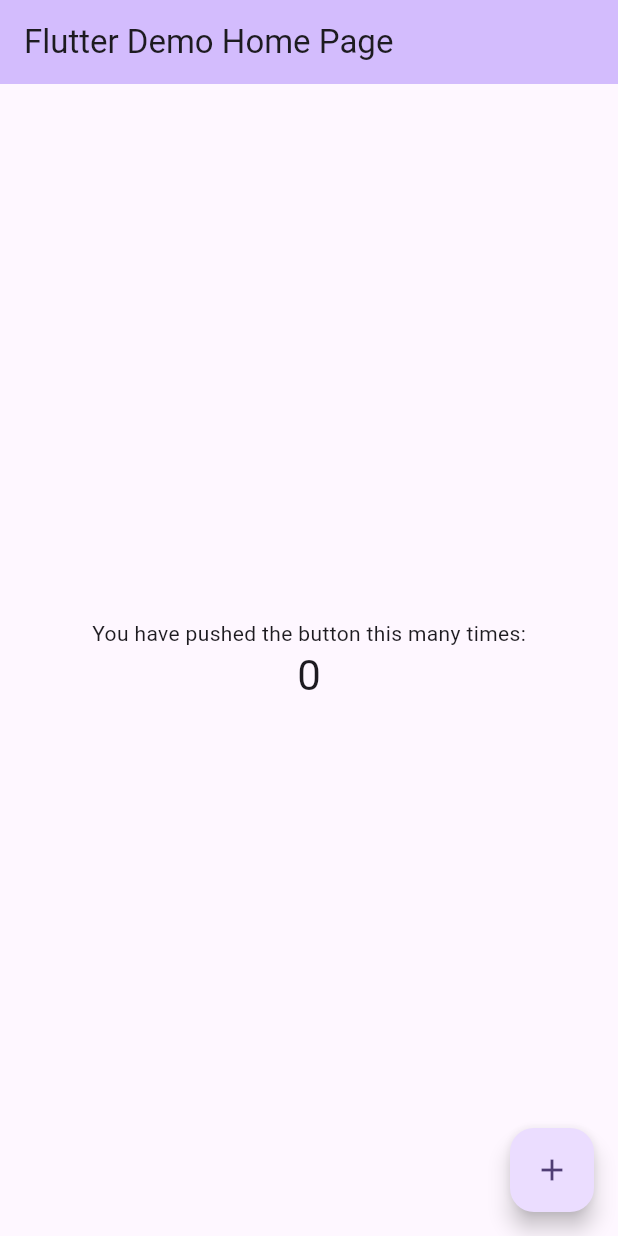
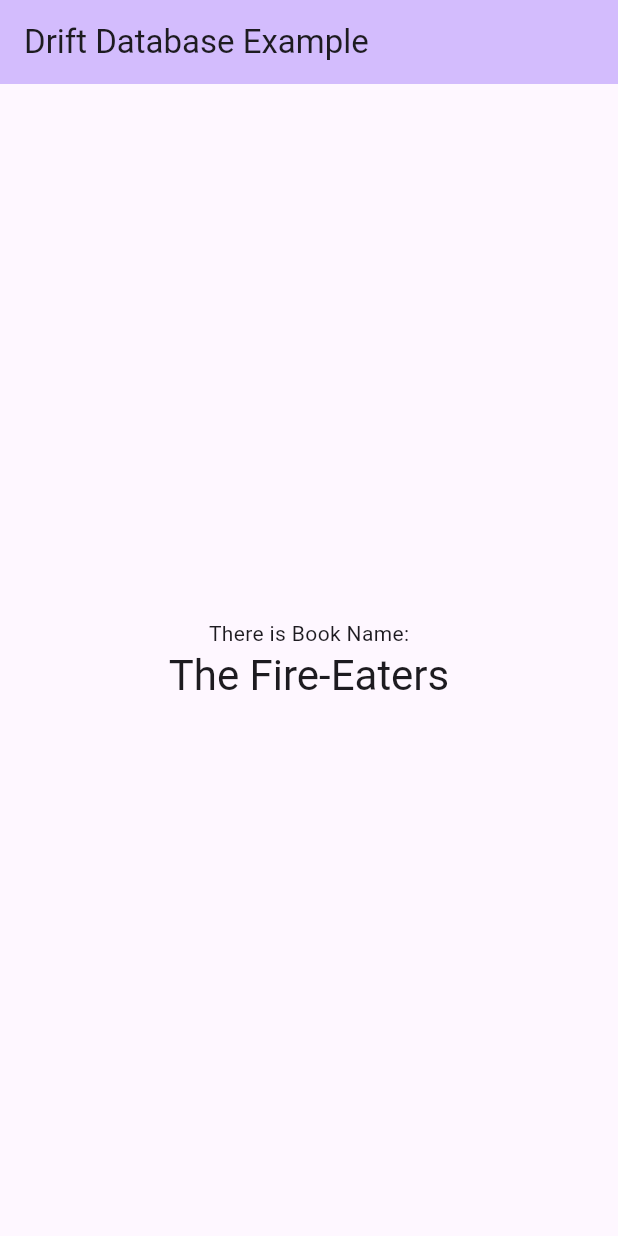
Before and after one commit to ImMrAnybody/VokaLook, a Flutter app: the screen it shows after launch, on a phone screen of 412 x 824 dp. Run offline on Flutter 3.47's test engine with Material 3 defaults, Android fonts, the phone set to English and light mode, and no system bars; our stand-ins replace drift; accounts and stored records are empty; generated files the repository leaves out were written again.

Commit message:
feat: Experimental app with Drift database
This branch was created to learn the Drift database package in Flutter and is not related to the main project logic.

- A basic database schema (Books table) was created.

- Functions for data insertion and retrieval were added.

- The `minSdkVersion` was raised to 23 due to dependency requirements.

```diff
--- /dev/null
+++ b/lib/data/database/database.dart
@@ -0,0 +1,51 @@
+import 'dart:io';
+
+import 'package:drift/drift.dart';
+import 'package:drift/native.dart';
+import 'package:path_provider/path_provider.dart';
+import 'package:path/path.dart' as p;
+
+part 'database.g.dart';
+
+class Books extends Table {
+  IntColumn get id => integer().autoIncrement()();
+  TextColumn get title => text().withLength(min: 1, max: 200)();
+  TextColumn get author => text().withLength(min: 1, max: 200)();
+  DateTimeColumn get publicationDate => dateTime().nullable()();
+}
+
+@DriftDatabase(tables: [Books])
+class AppDatabase extends _$AppDatabase {
+  // Statik bir örnek (instance) oluşturuyoruz.
+  static final AppDatabase instance = AppDatabase._internal();
+
+  // Kurucuyu gizli hale getiriyoruz.
+  AppDatabase._internal() : super(_openConnection());
+
+  @override
+  int get schemaVersion => 1;
+
+  // Yeni kitap ekleme fonksiyonu
+  Future<void> addBook(String title, String author, {DateTime? publicationDate}) async {
+    await into(books).insert(BooksCompanion(
+      title: Value(title),
+      author: Value(author),
+      publicationDate: Value(publicationDate),
+    ));
+  }
+
+  // Başlığa göre kitap bulma fonksiyonu
+  Future<Book?> findBookByTitle(String title) async {
+    return await (select(books)
+          ..where((t) => t.title.equals(title)))
+        .getSingleOrNull();
+  }
+}
+
+LazyDatabase _openConnection() {
+  return LazyDatabase(() async {
+    final dbFolder = await getApplicationDocumentsDirectory();
+    final file = File(p.join(dbFolder.path, 'db.sqlite'));
+    return NativeDatabase.createInBackground(file);
+  });
+}
--- a/lib/main.dart
+++ b/lib/main.dart
@@ -1,4 +1,5 @@
 import 'package:flutter/material.dart';
+import 'data/database/database.dart';
 
 void main() {
   runApp(const MyApp());
@@ -7,46 +8,20 @@ void main() {
 class MyApp extends StatelessWidget {
   const MyApp({super.key});
 
-  // This widget is the root of your application.
   @override
   Widget build(BuildContext context) {
     return MaterialApp(
-      title: 'Flutter Demo',
+      title: 'Database Demo',
       theme: ThemeData(
-        // This is the theme of your application.
-        //
-        // TRY THIS: Try running your application with "flutter run". You'll see
-        // the application has a purple toolbar. Then, without quitting the app,
-        // try changing the seedColor in the colorScheme below to Colors.green
-        // and then invoke "hot reload" (save your changes or press the "hot
-        // reload" button in a Flutter-supported IDE, or press "r" if you used
-        // the command line to start the app).
-        //
-        // Notice that the counter didn't reset back to zero; the application
-        // state is not lost during the reload. To reset the state, use hot
-        // restart instead.
-        //
-        // This works for code too, not just values: Most code changes can be
-        // tested with just a hot reload.
         colorScheme: ColorScheme.fromSeed(seedColor: Colors.deepPurple),
       ),
-      home: const MyHomePage(title: 'Flutter Demo Home Page'),
+      home: const MyHomePage(title: 'Drift Database Example'),
     );
   }
 }
 
 class MyHomePage extends StatefulWidget {
   const MyHomePage({super.key, required this.title});
-
-  // This widget is the home page of your application. It is stateful, meaning
-  // that it has a State object (defined below) that contains fields that affect
-  // how it looks.
-
-  // This class is the configuration for the state. It holds the values (in this
-  // case the title) provided by the parent (in this case the App widget) and
-  // used by the build method of the State. Fields in a Widget subclass are
-  // always marked "final".
-
   final String title;
 
   @override
@@ -54,69 +29,70 @@ class MyHomePage extends StatefulWidget {
 }
 
 class _MyHomePageState extends State<MyHomePage> {
-  int _counter = 0;
+  final db = AppDatabase.instance;
+  String? _booktitle;
+  late String _bookname;
 
-  void _incrementCounter() {
-    setState(() {
-      // This call to setState tells the Flutter framework that something has
-      // changed in this State, which causes it to rerun the build method below
-      // so that the display can reflect the updated values. If we changed
-      // _counter without calling setState(), then the build method would not be
-      // called again, and so nothing would appear to happen.
-      _counter++;
-    });
+   @override
+  void initState() {
+    super.initState();
+    _bookname = "The Fire-Eaters";
+  _initData();
+  }
+
+
+  Future<void> _initData() async {
+  await _addBook();
+  await _findBook();
+}
+
+
+  Future<void> _addBook() async {
+
+    final book = await db.findBookByTitle(_bookname);
+        if (book != null) {
+          setState(() {
+            _booktitle = _bookname;
+          });
+        }
+        else {
+          await db.addBook(_bookname, 'David Almond');
+          setState(() {});
+        }
+  }
+
+  Future<void> _findBook() async {
+    final book = await db.findBookByTitle(_bookname);
+    if (book != null) {
+      setState(() {
+        _booktitle = book.title;
+      });
+    } else {
+      setState(() {
+        _booktitle = 'The book could not be found.';
+      });
+    }
   }
 
   @override
   Widget build(BuildContext context) {
-    // This method is rerun every time setState is called, for instance as done
-    // by the _incrementCounter method above.
-    //
-    // The Flutter framework has been optimized to make rerunning build methods
-    // fast, so that you can just rebuild anything that needs updating rather
-    // than having to individually change instances of widgets.
     return Scaffold(
       appBar: AppBar(
-        // TRY THIS: Try changing the color here to a specific color (to
-        // Colors.amber, perhaps?) and trigger a hot reload to see the AppBar
-        // change color while the other colors stay the same.
         backgroundColor: Theme.of(context).colorScheme.inversePrimary,
-        // Here we take the value from the MyHomePage object that was created by
-        // the App.build method, and use it to set our appbar title.
         title: Text(widget.title),
       ),
       body: Center(
-        // Center is a layout widget. It takes a single child and positions it
-        // in the middle of the parent.
         child: Column(
-          // Column is also a layout widget. It takes a list of children and
-          // arranges them vertically. By default, it sizes itself to fit its
-          // children horizontally, and tries to be as tall as its parent.
-          //
-          // Column has various properties to control how it sizes itself and
-          // how it positions its children. Here we use mainAxisAlignment to
-          // center the children vertically; the main axis here is the vertical
-          // axis because Columns are vertical (the cross axis would be
-          // horizontal).
-          //
-          // TRY THIS: Invoke "debug painting" (choose the "Toggle Debug Paint"
-          // action in the IDE, or press "p" in the console), to see the
-          // wireframe for each widget.
           mainAxisAlignment: MainAxisAlignment.center,
           children: <Widget>[
-            const Text('You have pushed the button this many times:'),
+            const Text('There is Book Name:'),
             Text(
-              '$_counter',
+              '$_booktitle',
               style: Theme.of(context).textTheme.headlineMedium,
             ),
           ],
         ),
       ),
-      floatingActionButton: FloatingActionButton(
-        onPressed: _incrementCounter,
-        tooltip: 'Increment',
-        child: const Icon(Icons.add),
-      ), // This trailing comma makes auto-formatting nicer for build methods.
     );
   }
 }
```
Also changed, not shown: lib/data/database/database.g.dart (added), 1 other file.
